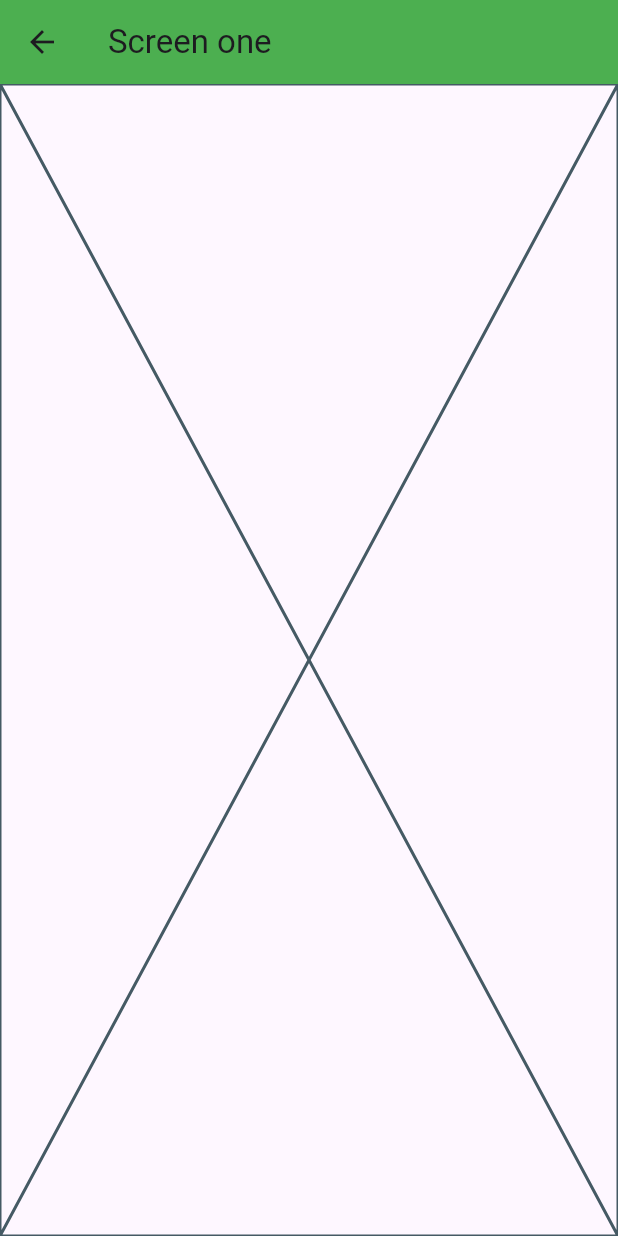
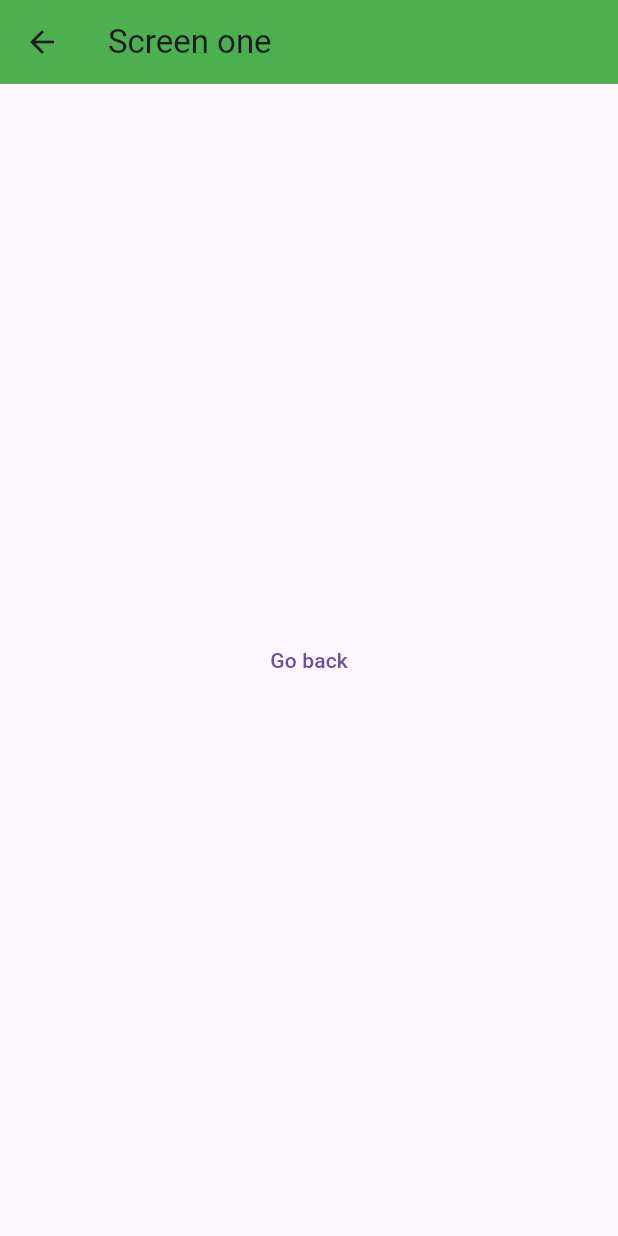
Before and after one commit to Momen-Assaf/Flutter-Course, a Flutter app: the ScreenOne screen opened directly, on a phone screen of 412 x 824 dp. Run offline on Flutter 3.47's test engine with Material 3 defaults, Android fonts, the phone set to English and light mode, and no system bars.

Commit message:
lesson 29

```diff
--- a/2_Flutter_Basics/lib/presentation/navigation_example_screens/screen_one.dart
+++ b/2_Flutter_Basics/lib/presentation/navigation_example_screens/screen_one.dart
@@ -10,7 +10,14 @@ class ScreenOne extends StatelessWidget {
         title: const Text("Screen one"),
         backgroundColor: Colors.green,
       ),
-      body: const Placeholder(),
+      body: Center(
+        child: TextButton(
+          child: const Text('Go back'),
+          onPressed: () {
+            Navigator.pop(context);
+          },
+        ),
+      ),
     );
   }
 }
```
Also changed, not shown: 2_Flutter_Basics/lib/presentation/widget_examples/widget_examples_screen.dart (+6 -2 lines).
